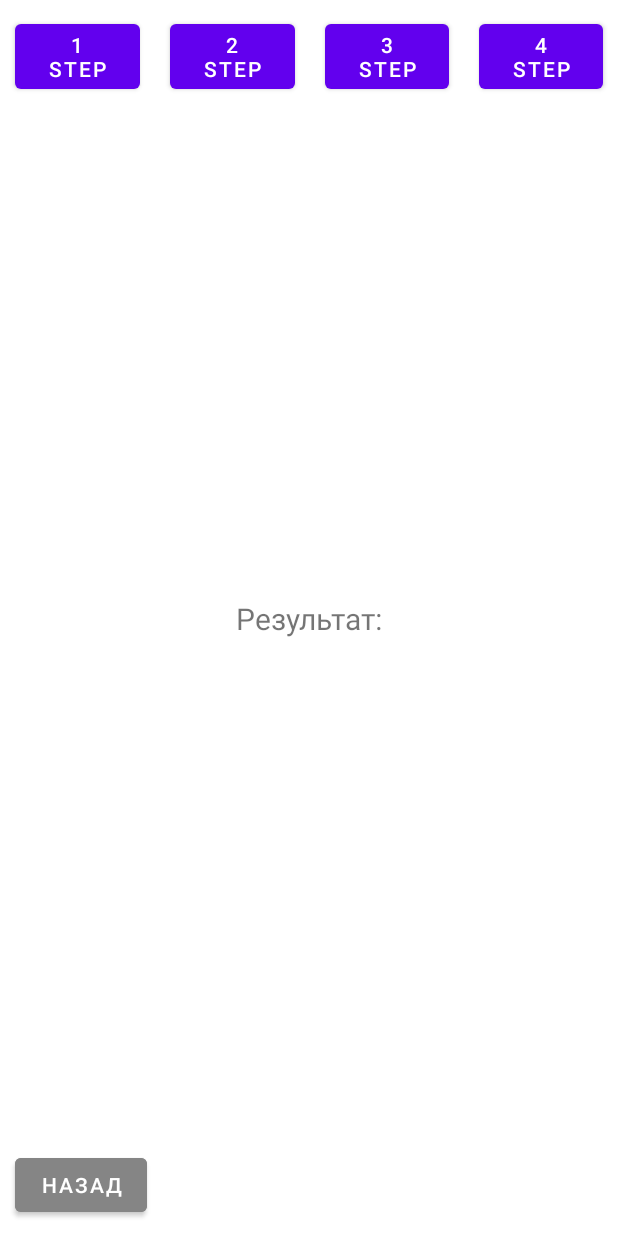
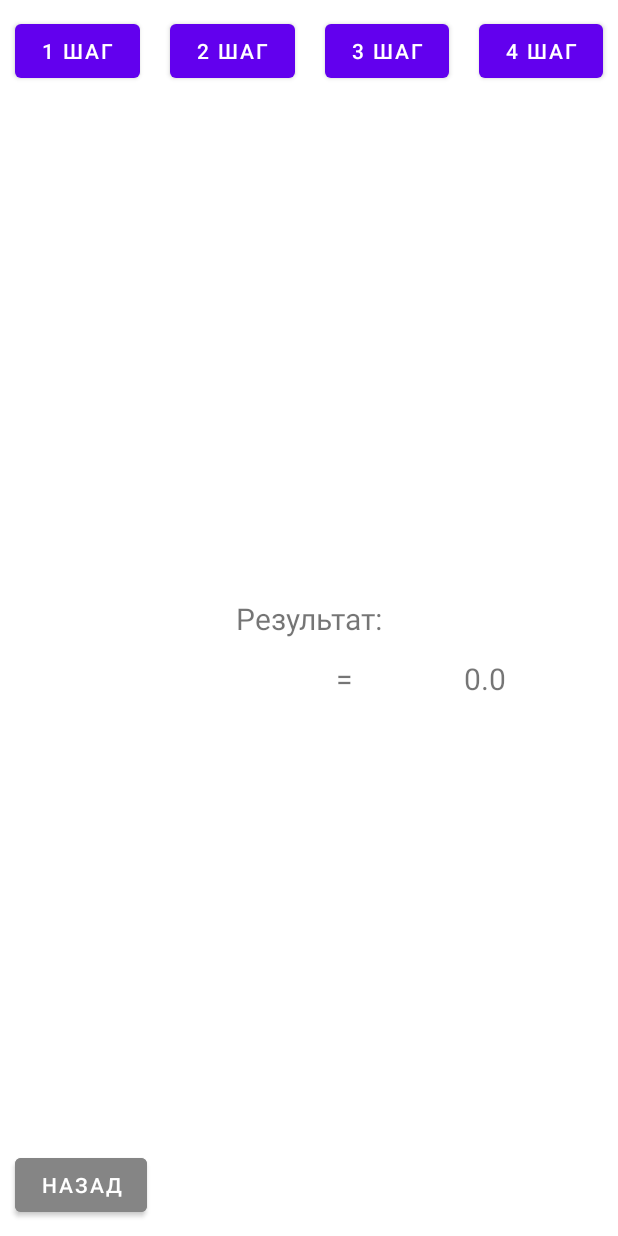
Before and after one commit to StacyGru/mob-dev-sem5, an Android app: the fragment FourthFragment placed in its activity, on a phone screen of 412 x 824 dp. Run offline under Robolectric (Android 15) with nearby library versions, the phone set to English and light mode, and no system bars.

Commit message:
Выражение вычисляется

```diff
--- /dev/null
+++ b/app/src/main/java/com/example/calculator/DataModel.kt
@@ -0,0 +1,18 @@
+package com.example.calculator
+
+import androidx.lifecycle.MutableLiveData
+import androidx.lifecycle.ViewModel
+
+class DataModel: ViewModel() {
+    val firstNumber: MutableLiveData<String> by lazy {
+        MutableLiveData<String>()
+    }
+
+    val secondNumber: MutableLiveData<String> by lazy {
+        MutableLiveData<String>()
+    }
+
+    val action: MutableLiveData<String> by lazy {
+        MutableLiveData<String>()
+    }
+}
--- a/app/src/main/java/com/example/calculator/FirstFragment.kt
+++ b/app/src/main/java/com/example/calculator/FirstFragment.kt
@@ -6,9 +6,13 @@
 import android.view.ViewGroup
 import androidx.fragment.app.Fragment
 import android.widget.Button
+import android.widget.EditText
+import androidx.fragment.app.activityViewModels
 
 
 class FirstFragment : Fragment() {
+
+    private val dataModel: DataModel by activityViewModels()
 
     override fun onCreateView(
         inflater: LayoutInflater,
@@ -16,8 +20,12 @@
         savedInstanceState: Bundle?
     ): View? {
         val view = inflater.inflate(R.layout.fragment_first, container, false)
+        val firstInput : EditText = view.findViewById(R.id.first_number)
+
         val nextBtn : Button = view.findViewById(R.id.next)
         nextBtn.setOnClickListener{
+            dataModel.firstNumber.value = firstInput.text.toString()
+
             val fragment = SecondFragment()
             val transaction = fragmentManager?.beginTransaction()
             transaction?.replace(R.id.fragment_container, fragment)?.commit()
@@ -31,4 +39,11 @@
         return view
     }
 
+//    override fun onViewCreated(
+//        view: View,
+//        inflater: LayoutInflater,
+//        savedInstanceState: Bundle?) {
+//        super.onViewCreated(view, savedInstanceState)
+//    }
+
 }
--- a/app/src/main/java/com/example/calculator/FourthFragment.kt
+++ b/app/src/main/java/com/example/calculator/FourthFragment.kt
@@ -6,9 +6,14 @@
 import android.view.ViewGroup
 import androidx.fragment.app.Fragment
 import android.widget.Button
+import android.widget.TextView
+import androidx.fragment.app.activityViewModels
+import androidx.lifecycle.LifecycleOwner
 
 
 class FourthFragment : Fragment() {
+
+    private val dataModel: DataModel by activityViewModels()
 
     override fun onCreateView(
         inflater: LayoutInflater,
@@ -16,37 +21,60 @@
         savedInstanceState: Bundle?
     ): View? {
         val view = inflater.inflate(R.layout.fragment_fourth, container, false)
-        val prevBtn : Button = view.findViewById(R.id.previous)
-        prevBtn.setOnClickListener{
+        val prevBtn: Button = view.findViewById(R.id.previous)
+
+        var result = 0.0
+        val num1Text: TextView = view.findViewById(R.id.first_number)
+        val num2Text: TextView = view.findViewById(R.id.second_number)
+        val actText: TextView = view.findViewById(R.id.action)
+        val resText: TextView = view.findViewById(R.id.result)
+
+        dataModel.firstNumber.observe(activity as LifecycleOwner, {
+            num1Text.text = it
+        })
+        dataModel.secondNumber.observe(activity as LifecycleOwner, {
+            num2Text.text = it
+        })
+        dataModel.action.observe(activity as LifecycleOwner, {
+            actText.text = it
+        })
+
+        if (dataModel.action.value == "+") result = dataModel.firstNumber.value!!.toDouble() + dataModel.secondNumber.value!!.toDouble()
+        if (dataModel.action.value == "-") result = dataModel.firstNumber.value!!.toDouble() - dataModel.secondNumber.value!!.toDouble()
+        if (dataModel.action.value == "*") result = dataModel.firstNumber.value!!.toDouble() * dataModel.secondNumber.value!!.toDouble()
+        if (dataModel.action.value == "/") result = dataModel.firstNumber.value!!.toDouble() / dataModel.secondNumber.value!!.toDouble()
+
+        resText.text = result.toString()
+
+        prevBtn.setOnClickListener {
             val fragment = ThirdFragment()
             val transaction = fragmentManager?.beginTransaction()
             transaction?.replace(R.id.fragment_container, fragment)?.commit()
         }
-        val frag1Btn : Button = view.findViewById(R.id.fragment_1)
-        frag1Btn.setOnClickListener{
+        val frag1Btn: Button = view.findViewById(R.id.fragment_1)
+        frag1Btn.setOnClickListener {
             val fragment = FirstFragment()
             val transaction = fragmentManager?.beginTransaction()
             transaction?.replace(R.id.fragment_container, fragment)?.commit()
         }
-        val frag2Btn : Button = view.findViewById(R.id.fragment_2)
-        frag2Btn.setOnClickListener{
+        val frag2Btn: Button = view.findViewById(R.id.fragment_2)
+        frag2Btn.setOnClickListener {
             val fragment = SecondFragment()
             val transaction = fragmentManager?.beginTransaction()
             transaction?.replace(R.id.fragment_container, fragment)?.commit()
         }
-        val frag3Btn : Button = view.findViewById(R.id.fragment_3)
-        frag3Btn.setOnClickListener{
+        val frag3Btn: Button = view.findViewById(R.id.fragment_3)
+        frag3Btn.setOnClickListener {
             val fragment = ThirdFragment()
             val transaction = fragmentManager?.beginTransaction()
             transaction?.replace(R.id.fragment_container, fragment)?.commit()
         }
-        val frag4Btn : Button = view.findViewById(R.id.fragment_4)
-        frag4Btn.setOnClickListener{
+        val frag4Btn: Button = view.findViewById(R.id.fragment_4)
+        frag4Btn.setOnClickListener {
             val fragment = FourthFragment()
             val transaction = fragmentManager?.beginTransaction()
             transaction?.replace(R.id.fragment_container, fragment)?.commit()
         }
         return view
     }
-
 }
--- a/app/src/main/java/com/example/calculator/SecondFragment.kt
+++ b/app/src/main/java/com/example/calculator/SecondFragment.kt
@@ -6,9 +6,13 @@
 import android.view.ViewGroup
 import androidx.fragment.app.Fragment
 import android.widget.Button
+import android.widget.EditText
+import androidx.fragment.app.activityViewModels
 
 
 class SecondFragment : Fragment() {
+
+    private val dataModel: DataModel by activityViewModels()
 
     override fun onCreateView(
         inflater: LayoutInflater,
@@ -16,6 +20,8 @@
         savedInstanceState: Bundle?
     ): View? {
         val view = inflater.inflate(R.layout.fragment_second, container, false)
+        val secondInput : EditText = view.findViewById(R.id.second_number)
+
         val prevBtn : Button = view.findViewById(R.id.previous)
         prevBtn.setOnClickListener{
             val fragment = FirstFragment()
@@ -24,6 +30,8 @@
         }
         val nextBtn : Button = view.findViewById(R.id.next)
         nextBtn.setOnClickListener{
+            dataModel.secondNumber.value = secondInput.text.toString()
+
             val fragment = ThirdFragment()
             val transaction = fragmentManager?.beginTransaction()
             transaction?.replace(R.id.fragment_container, fragment)?.commit()
--- a/app/src/main/java/com/example/calculator/ThirdFragment.kt
+++ b/app/src/main/java/com/example/calculator/ThirdFragment.kt
@@ -6,9 +6,12 @@
 import android.view.ViewGroup
 import androidx.fragment.app.Fragment
 import android.widget.Button
+import androidx.fragment.app.activityViewModels
 
 
 class ThirdFragment : Fragment() {
+
+    private val dataModel: DataModel by activityViewModels()
 
     override fun onCreateView(
         inflater: LayoutInflater,
@@ -16,6 +19,23 @@
         savedInstanceState: Bundle?
     ): View? {
         val view = inflater.inflate(R.layout.fragment_third, container, false)
+        val plusBtn : Button = view.findViewById(R.id.plus)
+        val minusBtn : Button = view.findViewById(R.id.minus)
+        val multBtn : Button = view.findViewById(R.id.multiply)
+        val divBtn : Button = view.findViewById(R.id.divide)
+        plusBtn.setOnClickListener{
+            dataModel.action.value = "+"
+        }
+        minusBtn.setOnClickListener{
+            dataModel.action.value = "-"
+        }
+        multBtn.setOnClickListener{
+            dataModel.action.value = "*"
+        }
+        divBtn.setOnClickListener{
+            dataModel.action.value = "/"
+        }
+
         val prevBtn : Button = view.findViewById(R.id.previous)
         prevBtn.setOnClickListener{
             val fragment = SecondFragment()
--- a/app/src/main/res/layout/fragment_first.xml
+++ b/app/src/main/res/layout/fragment_first.xml
@@ -69,6 +69,7 @@
     </TextView>
 
     <EditText
+        android:id="@+id/first_number"
         android:layout_width="100dp"
         android:layout_height="40dp"
         android:layout_gravity="center"
--- a/app/src/main/res/layout/fragment_fourth.xml
+++ b/app/src/main/res/layout/fragment_fourth.xml
@@ -68,18 +68,67 @@
         app:layout_constraintLeft_toLeftOf="parent">
     </TextView>
 
-    <TextView
-        android:layout_width="wrap_content"
+    <LinearLayout
+        android:layout_width="match_parent"
         android:layout_height="wrap_content"
-        android:text=""
-        android:layout_gravity="center"
-        android:layout_marginTop="80dp"
-        android:textSize="20sp"
         app:layout_constraintTop_toTopOf="parent"
         app:layout_constraintBottom_toBottomOf="parent"
         app:layout_constraintRight_toRightOf="parent"
-        app:layout_constraintLeft_toLeftOf="parent">
-    </TextView>
+        app:layout_constraintLeft_toLeftOf="parent"
+        android:layout_marginTop="80dp"
+        android:orientation="horizontal">
+
+        <TextView
+            android:id="@+id/first_number"
+            android:layout_width="wrap_content"
+            android:layout_height="wrap_content"
+            android:text=""
+            android:layout_gravity="center"
+            android:textSize="20sp"
+            android:layout_weight="1"
+            android:textAlignment="center">
+        </TextView>
+        <TextView
+            android:id="@+id/action"
+            android:layout_width="wrap_content"
+            android:layout_height="wrap_content"
+            android:text=""
+            android:layout_gravity="center"
+            android:textSize="20sp"
+            android:layout_weight="1"
+            android:textAlignment="center">
+        </TextView>
+        <TextView
+            android:id="@+id/second_number"
+            android:layout_width="wrap_content"
+            android:layout_height="wrap_content"
+            android:text=""
+            android:layout_gravity="center"
+            android:textSize="20sp"
+            android:layout_weight="1"
+            android:textAlignment="center">
+        </TextView>
+        <TextView
+            android:layout_width="wrap_content"
+            android:layout_height="wrap_content"
+            android:text="="
+            android:layout_gravity="center"
+            android:textSize="20sp"
+            android:layout_weight="1"
+            android:textAlignment="center">
+        </TextView>
+        <TextView
+            android:id="@+id/result"
+            android:layout_width="wrap_content"
+            android:layout_height="wrap_content"
+            android:text=""
+            android:layout_gravity="center"
+            android:textSize="20sp"
+            android:layout_weight="1"
+            android:textAlignment="center">
+        </TextView>
+
+    </LinearLayout>
 
     <!--НАВИГАЦИЯ-->
     <FrameLayout
--- a/app/src/main/res/layout/fragment_second.xml
+++ b/app/src/main/res/layout/fragment_second.xml
@@ -69,6 +69,7 @@
     </TextView>
 
     <EditText
+        android:id="@+id/second_number"
         android:layout_width="100dp"
         android:layout_height="40dp"
         android:layout_gravity="center"
--- a/app/src/main/res/layout/fragment_third.xml
+++ b/app/src/main/res/layout/fragment_third.xml
@@ -79,6 +79,7 @@
         app:layout_constraintLeft_toLeftOf="parent">
 
         <Button
+            android:id="@+id/plus"
             android:layout_width="50dp"
             android:layout_height="60dp"
             android:layout_gravity="center"
@@ -90,6 +91,7 @@
         </Button>
 
         <Button
+            android:id="@+id/minus"
             android:layout_width="50dp"
             android:layout_height="60dp"
             android:layout_gravity="center"
@@ -101,6 +103,7 @@
         </Button>
 
         <Button
+            android:id="@+id/multiply"
             android:layout_width="50dp"
             android:layout_height="60dp"
             android:layout_gravity="center"
@@ -112,6 +115,7 @@
         </Button>
 
         <Button
+            android:id="@+id/divide"
             android:layout_width="50dp"
             android:layout_height="60dp"
             android:layout_gravity="center"
--- a/app/src/main/res/values/strings.xml
+++ b/app/src/main/res/values/strings.xml
@@ -9,10 +9,10 @@
     <string name="next">Вперёд</string>
     <string name="previous">Назад</string>
 
-    <string name="first_fragment_button">1 step</string>
-    <string name="second_fragment_button">2 step</string>
-    <string name="third_fragment_button">3 step</string>
-    <string name="fourth_fragment_button">4 step</string>
+    <string name="first_fragment_button">1 шаг</string>
+    <string name="second_fragment_button">2 шаг</string>
+    <string name="third_fragment_button">3 шаг</string>
+    <string name="fourth_fragment_button">4 шаг</string>
 
     <string name="first_fragment">Введите первое число:</string>
     <string name="second_fragment">Введите второе число:</string>
```
